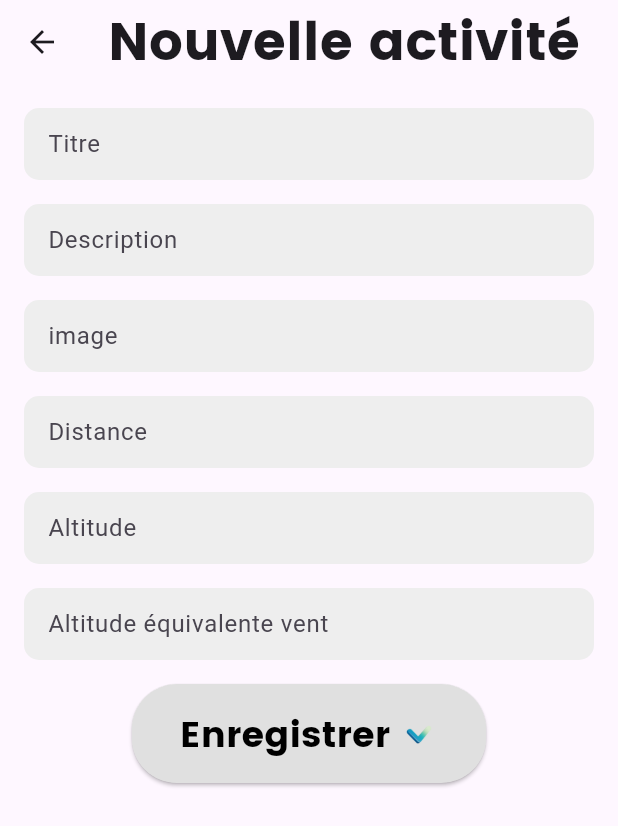
After one commit to TT665cc/Strantum, a Flutter app: the screen it shows after launch, after a tap on the "add" icon, on a phone screen of 412 x 824 dp. The commit adds this screen. Shown: the top 826 px of the screen. Run offline on Flutter 3.47's test engine with Material 3 defaults, Android fonts, the phone set to English and light mode, and no system bars; our stand-ins replace cloud_firestore, firebase_core; accounts and stored records are empty.

Commit message:
Add files via upload

```diff
--- a/LastestVesion/lib/main.dart
+++ b/LastestVesion/lib/main.dart
@@ -1,7 +1,15 @@
 import 'package:flutter/material.dart';
 import 'home_page.dart';
+import 'package:firebase_core/firebase_core.dart';
+import 'firebase_options.dart';
 
-void main() {
+void main() async{
+  WidgetsFlutterBinding.ensureInitialized();
+
+  await Firebase.initializeApp(
+    options: DefaultFirebaseOptions.currentPlatform,
+  );
+
   runApp(const MyApp());
 }
 
--- /dev/null
+++ b/LastestVesion/lib/new_activity_page.dart
@@ -0,0 +1,223 @@
+import 'package:flutter/material.dart';
+import 'package:cloud_firestore/cloud_firestore.dart';
+
+class NewActivityPage extends StatefulWidget {
+  const NewActivityPage({Key? key}) : super(key: key);
+
+  @override
+  _NewActivityPageState createState() => _NewActivityPageState();
+}
+
+class _NewActivityPageState extends State<NewActivityPage> {
+  final GlobalKey<FormState> _formKey = GlobalKey<FormState>();
+  final TextEditingController _firstInputController = TextEditingController();
+  final TextEditingController _secondInputController = TextEditingController();
+  final TextEditingController _thirdInputController = TextEditingController();
+  final TextEditingController _distanceInputController = TextEditingController();
+  final TextEditingController _altitudeInputController = TextEditingController();
+  final TextEditingController _windInputController = TextEditingController();
+  double _sliderValue = 6.0;
+
+  @override
+  void dispose() {
+    _firstInputController.dispose();
+    _secondInputController.dispose();
+    _thirdInputController.dispose();
+    _distanceInputController.dispose();
+    _altitudeInputController.dispose();
+    _windInputController.dispose();
+    super.dispose();
+  }
+
+  void _printInputValues() {
+    if (_formKey.currentState!.validate()) {
+
+      CollectionReference activitiesRef = FirebaseFirestore.instance.collection("Activities");
+      activitiesRef.add(
+        {
+          'title': "${_firstInputController.text}",
+          'description': "${_secondInputController.text}",
+          'image': "${_thirdInputController.text}",
+          'distance': "${_distanceInputController.text}",
+          'altitude': "${_altitudeInputController.text}",
+          'wind': "${_windInputController.text}",
+        }
+      );
+
+      print('Titre: ${_firstInputController.text}');
+      print('Description: ${_secondInputController.text}');
+      print('Image: ${_thirdInputController.text}');
+      print('Image: ${_distanceInputController.text}');
+      print('Image: ${_altitudeInputController.text}');
+      print('Image: ${_windInputController.text}');
+      FocusScope.of(context).unfocus(); // Ferme le clavier
+      _showSnackBar(); // Affiche le message "traitement en cours"
+    }
+  }
+
+  void _showSnackBar() {
+    final snackBar = SnackBar(
+      content: Text('Traitement en cours'),
+      duration: Duration(seconds: 2),
+    );
+    ScaffoldMessenger.of(context).showSnackBar(snackBar);
+  }
+
+  String? _validateInput(String? value) {
+    if (value == null || value.isEmpty) {
+      return 'Ce champ ne peut pas être vide';
+    }
+    return null;
+  }
+
+  @override
+  Widget build(BuildContext context) {
+    return Scaffold(
+      appBar: AppBar(
+        title: Row(
+          children: [
+            Text(
+              "Nouvelle activité",
+              style: Theme.of(context).textTheme.headlineLarge,
+            ),
+          ],
+        ),
+      ),
+      body: Padding(
+        padding: const EdgeInsets.all(16.0),
+        child: Form(
+          key: _formKey,
+          child: Column(
+            crossAxisAlignment: CrossAxisAlignment.start,
+            children: [
+              Container(
+                padding: const EdgeInsets.symmetric(horizontal: 16.0),
+                decoration: BoxDecoration(
+                  color: Colors.grey[200],
+                  borderRadius: BorderRadius.circular(10.0),
+                ),
+                child: TextFormField(
+                  controller: _firstInputController,
+                  decoration: InputDecoration(
+                    hintText: 'Titre',
+                    border: InputBorder.none,
+                  ),
+                  validator: _validateInput,
+                ),
+              ),
+              SizedBox(height: 16.0),
+              Container(
+                padding: const EdgeInsets.symmetric(horizontal: 16.0),
+                decoration: BoxDecoration(
+                  color: Colors.grey[200],
+                  borderRadius: BorderRadius.circular(10.0),
+                ),
+                child: TextFormField(
+                  controller: _secondInputController,
+                  decoration: InputDecoration(
+                    hintText: 'Description',
+                    border: InputBorder.none,
+                  ),
+                  validator: _validateInput,
+                ),
+              ),
+              SizedBox(height: 16.0),
+              Container (
+                padding: const EdgeInsets.symmetric(horizontal: 16.0),
+                decoration: BoxDecoration(
+                  color: Colors.grey[200],
+                  borderRadius: BorderRadius.circular(10.0),
+                ),
+                child: TextFormField(
+                  controller: _thirdInputController,
+                  decoration: InputDecoration(
+                    hintText: 'image',
+                    border: InputBorder.none,
+                  ),
+                  validator: _validateInput,
+                ),
+              ),
+              SizedBox(height: 16.0),
+              Container (
+                padding: const EdgeInsets.symmetric(horizontal: 16.0),
+                decoration: BoxDecoration(
+                  color: Colors.grey[200],
+                  borderRadius: BorderRadius.circular(10.0),
+                ),
+                child: TextFormField(
+                  controller: _distanceInputController,
+                  decoration: InputDecoration(
+                    hintText: 'Distance',
+                    border: InputBorder.none,
+                  ),
+                  validator: _validateInput,
+                ),
+              ),
+              SizedBox(height: 16.0),
+              Container (
+                padding: const EdgeInsets.symmetric(horizontal: 16.0),
+                decoration: BoxDecoration(
+                  color: Colors.grey[200],
+                  borderRadius: BorderRadius.circular(10.0),
+                ),
+                child: TextFormField(
+                  controller: _altitudeInputController,
+                  decoration: InputDecoration(
+                    hintText: 'Altitude',
+                    border: InputBorder.none,
+                  ),
+                  validator: _validateInput,
+                ),
+              ),
+              SizedBox(height: 16.0),
+              Container (
+                padding: const EdgeInsets.symmetric(horizontal: 16.0),
+                decoration: BoxDecoration(
+                  color: Colors.grey[200],
+                  borderRadius: BorderRadius.circular(10.0),
+                ),
+                child: TextFormField(
+                  controller: _windInputController,
+                  decoration: InputDecoration(
+                    hintText: 'Altitude équivalente vent',
+                    border: InputBorder.none,
+                  ),
+                  validator: _validateInput,
+                ),
+              ),
+              SizedBox(height: 16.0),
+              Center(
+                child: ElevatedButton(
+                  onPressed: _printInputValues,
+                  style: ElevatedButton.styleFrom(
+                    padding: EdgeInsets.symmetric(horizontal: 32.0, vertical: 16.0),
+                    shape: RoundedRectangleBorder(
+                      borderRadius: BorderRadius.circular(30.0),
+                    ),
+                    backgroundColor: Colors.grey[300], // Fond légèrement gris
+                  ),
+                  child: Row(
+                    mainAxisSize: MainAxisSize.min,
+                    children: [
+                      Text(
+                        "Enregistrer",
+                        style: TextStyle(
+                          fontSize: 24,
+                          fontFamily: 'Poppins',
+                          fontWeight: FontWeight.bold,
+                          color: Colors.black, // Texte en noir
+                        ),
+                      ),
+                      SizedBox(width: 8.0),
+                      Image.asset('assets/images/tick.png', height: 24),
+                    ],
+                  ),
+                ),
+              ),
+            ],
+          ),
+        ),
+      ),
+    );
+  }
+}
--- a/LastestVesion/lib/page1.dart
+++ b/LastestVesion/lib/page1.dart
@@ -1,5 +1,6 @@
 import 'package:flutter/material.dart';
 import 'custom_box.dart';
+import 'new_activity_page.dart';  // Importez la nouvelle page
 
 class Page1 extends StatelessWidget {
   const Page1({super.key});
@@ -17,7 +18,7 @@ class Page1 extends StatelessWidget {
             const SizedBox(width: 8),
             Image.asset(
               'assets/images/fire.png',
-              height: 44,
+              height: 24,
             ),
           ],
         ),
@@ -53,6 +54,19 @@ class Page1 extends StatelessWidget {
           ),
         ],
       ),
+      floatingActionButton: FloatingActionButton(
+        onPressed: () {
+          Navigator.push(
+            context,
+            MaterialPageRoute(builder: (context) => const NewActivityPage()),
+          );
+        },
+        child: Icon(Icons.add),
+        shape: RoundedRectangleBorder(
+          borderRadius: BorderRadius.circular(10.0), // Carré avec coins arrondis
+        ),
+      ),
+      floatingActionButtonLocation: FloatingActionButtonLocation.endFloat,
     );
   }
 }
```
Also changed, not shown: LastestVesion/lib/page3.dart (+117 -5 lines), LastestVesion/lib/firebase_options.dart (added).
